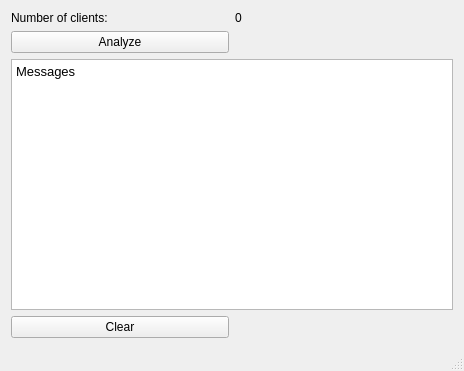
The window that Tt-server/mainwindow.ui (tarmoj/Tt) describes before a commit, drawn with Qt 5.
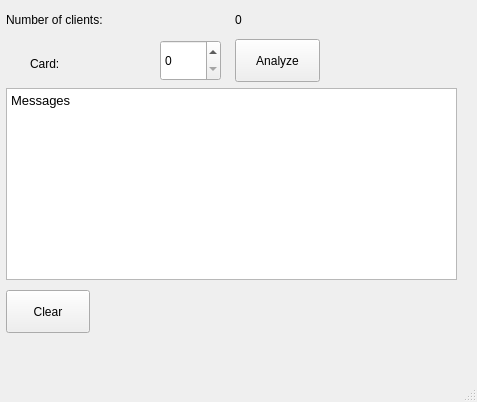
The same window after the commit.

```diff
--- a/Tt-server/mainwindow.ui
+++ b/Tt-server/mainwindow.ui
@@ -6,38 +6,62 @@
    <rect>
     <x>0</x>
     <y>0</y>
-    <width>464</width>
-    <height>371</height>
+    <width>477</width>
+    <height>402</height>
    </rect>
   </property>
   <property name="windowTitle">
    <string>Tt Server</string>
   </property>
   <widget class="QWidget" name="centralWidget">
-   <layout class="QGridLayout" name="gridLayout">
-    <item row="0" column="1">
      <widget class="QLabel" name="numberOfClientsLabel">
+    <property name="geometry">
+     <rect>
+      <x>235</x>
+      <y>6</y>
+      <width>16</width>
+      <height>27</height>
+     </rect>
+    </property>
       <property name="text">
        <string>0</string>
       </property>
      </widget>
-    </item>
-    <item row="3" column="0">
      <widget class="QPushButton" name="clearButton">
+    <property name="geometry">
+     <rect>
+      <x>6</x>
+      <y>290</y>
+      <width>84</width>
+      <height>43</height>
+     </rect>
+    </property>
       <property name="text">
        <string>Clear</string>
       </property>
      </widget>
-    </item>
-    <item row="0" column="0">
      <widget class="QLabel" name="label">
+    <property name="geometry">
+     <rect>
+      <x>6</x>
+      <y>6</y>
+      <width>165</width>
+      <height>27</height>
+     </rect>
+    </property>
       <property name="text">
        <string>Number of clients:</string>
       </property>
      </widget>
-    </item>
-    <item row="2" column="0" colspan="2">
      <widget class="QTextEdit" name="messagesTextEdit">
+    <property name="geometry">
+     <rect>
+      <x>6</x>
+      <y>88</y>
+      <width>451</width>
+      <height>192</height>
+     </rect>
+    </property>
       <property name="html">
        <string>&lt;!DOCTYPE HTML PUBLIC &quot;-//W3C//DTD HTML 4.0//EN&quot; &quot;http://www.w3.org/TR/REC-html40/strict.dtd&quot;&gt;
 &lt;html&gt;&lt;head&gt;&lt;meta name=&quot;qrichtext&quot; content=&quot;1&quot; /&gt;&lt;style type=&quot;text/css&quot;&gt;
@@ -46,15 +70,45 @@
 &lt;p style=&quot; margin-top:0px; margin-bottom:0px; margin-left:0px; margin-right:0px; -qt-block-indent:0; text-indent:0px;&quot;&gt;Messages&lt;/p&gt;&lt;/body&gt;&lt;/html&gt;</string>
       </property>
      </widget>
-    </item>
-    <item row="1" column="0">
+   <widget class="QSpinBox" name="cardNumberSpinBox">
+    <property name="geometry">
+     <rect>
+      <x>160</x>
+      <y>40</y>
+      <width>61</width>
+      <height>41</height>
+     </rect>
+    </property>
+    <property name="maximum">
+     <number>8</number>
+    </property>
+   </widget>
      <widget class="QPushButton" name="analyzeButton">
+    <property name="geometry">
+     <rect>
+      <x>235</x>
+      <y>39</y>
+      <width>85</width>
+      <height>43</height>
+     </rect>
+    </property>
       <property name="text">
        <string>Analyze</string>
       </property>
      </widget>
-    </item>
-   </layout>
+   <widget class="QLabel" name="label_2">
+    <property name="geometry">
+     <rect>
+      <x>30</x>
+      <y>50</y>
+      <width>85</width>
+      <height>27</height>
+     </rect>
+    </property>
+    <property name="text">
+     <string>Card:</string>
+    </property>
+   </widget>
   </widget>
   <widget class="QStatusBar" name="statusBar"/>
  </widget>
```
Lines whose indentation alone changed are shown as unchanged.
